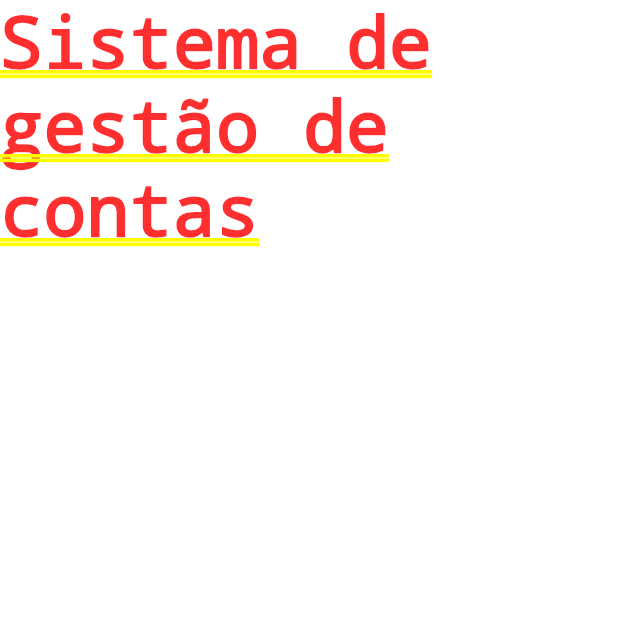
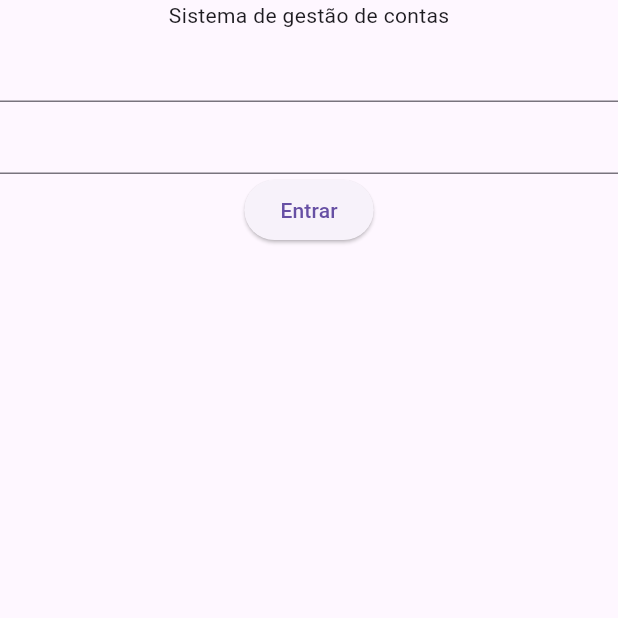
Before and after one commit to luizmagao/flutter-2025-1, a Flutter app: the screen it shows after launch, on a phone screen of 412 x 824 dp, the top half of it. Run offline on Flutter 3.47's test engine with Material 3 defaults, Android fonts, the phone set to English and light mode, and no system bars.

Commit message:
🎨 Isolando primeira tela

```diff
--- a/lib/main.dart
+++ b/lib/main.dart
@@ -1,4 +1,5 @@
 import 'package:flutter/material.dart';
+import 'package:projeto_flutter/ui/login_screen.dart';
 
 void main() {
   runApp(const BancoDouroApp());
@@ -10,6 +11,10 @@ class BancoDouroApp extends StatelessWidget {
   @override
   Widget build(BuildContext context) {
     // return const Text("Sistema de gestão de contas");
-    return MaterialApp(home: const Text("Sistema de gestão de contas"));
+    // return MaterialApp(home: const Text("Sistema de gestão de contas"));
+    return const MaterialApp(
+      // home: Scaffold(body: Center(child: Text("Sistema de gestão de contas"))),
+      home: LoginScreen(),
+    );
   }
 }
--- /dev/null
+++ b/lib/ui/login_screen.dart
@@ -0,0 +1,20 @@
+import 'package:flutter/material.dart';
+
+class LoginScreen extends StatelessWidget {
+  const LoginScreen({super.key});
+
+  @override
+  Widget build(BuildContext context) {
+    // return Scaffold(body: Center(child: Text("Sistema de gestão de contas")));
+    return Scaffold(
+      body: Column(
+        children: [
+          Text("Sistema de gestão de contas"),
+          TextFormField(),
+          TextFormField(),
+          ElevatedButton(onPressed: () {}, child: Text("Entrar")),
+        ],
+      ),
+    );
+  }
+}
```
